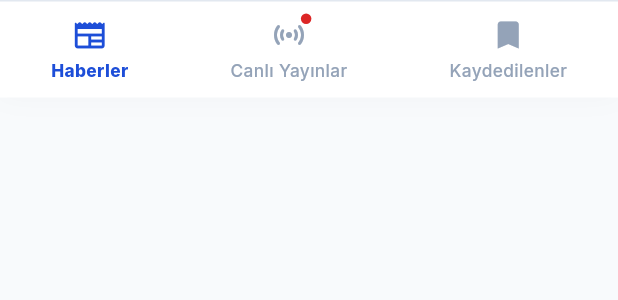
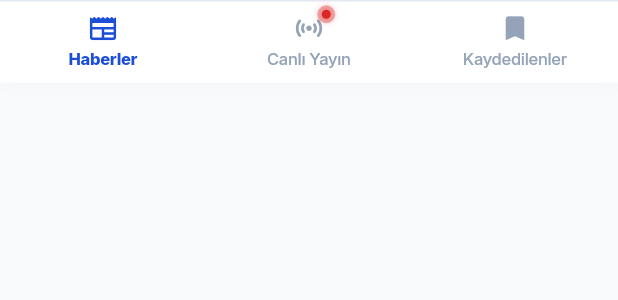
Before and after one commit to DoritosLover1/ALL_IN_ONE_NEWS_APP, a Flutter app: the CustomBottomNavbar widget shown alone on an empty page, opened directly with empty values, on a phone screen of 412 x 824 dp. Shown: the top 300 px of the screen. Run offline on Flutter 3.47's test engine with Material 3 defaults, Android fonts, the phone set to English and light mode, and no system bars; our stand-ins replace floor, flutter_riverpod, google_fonts, shared_preferences, sqflite, webview_flutter and 1 more; accounts and stored records are empty; generated files the repository leaves out were written again; network calls fail.

Commit message:
feat(ui, live): navbar optimizasyonu, canli yayin animasyonu, arkaplan ses kontrolu ve tum kanallarin otomatik cozumlenmesi
- Alt navbar yuksekligi 54px'e dusuruldu, bosluklar dengelendi
- Canli Yayin tab'i icin dalgali yanip sonen canli gosterge animasyonu eklendi
- Canli Yayin sekmesinden diger sekmelere geciste yayin durdurulmayip sesi %20'ye kisildi, donuste %100'e yukseltildi
- Tum ulusal kanallar (TRT, NTV, Haberturk, Sozcu, CNN Turk, A Haber, Haber Global, TGRT, 24 TV, TV100, Halk TV, Tele1, Yeni Safak) eklendi ve LiveStreamResolverService ile YouTube canli yayin ID'leri dinamik cozumleniyor

```diff
--- a/lib/screens/homepage.dart
+++ b/lib/screens/homepage.dart
@@ -29,7 +29,7 @@ class _HomepageState extends State<Homepage> {
         index: _currentTabIndex,
         children: [
           NewsFeedView(controller: _feedController),
-          const LiveBroadcastsScreen(),
+          LiveBroadcastsScreen(isTabActive: _currentTabIndex == 1),
           SavedNewsScreen(controller: _feedController),
         ],
       ),
--- a/lib/widgets/home/custom_bottom_navbar.dart
+++ b/lib/widgets/home/custom_bottom_navbar.dart
@@ -1,7 +1,7 @@
 import 'package:flutter/material.dart';
 import 'package:flutter_medic/constants/universaltheme.dart';
 
-class CustomBottomNavbar extends StatelessWidget {
+class CustomBottomNavbar extends StatefulWidget {
   final int currentIndex;
   final ValueChanged<int> onTap;
 
@@ -10,6 +10,39 @@ class CustomBottomNavbar extends StatelessWidget {
     required this.currentIndex,
     required this.onTap,
   });
+
+  @override
+  State<CustomBottomNavbar> createState() => _CustomBottomNavbarState();
+}
+
+class _CustomBottomNavbarState extends State<CustomBottomNavbar>
+    with SingleTickerProviderStateMixin {
+  late AnimationController _pulseController;
+  late Animation<double> _pulseAnimation;
+  late Animation<double> _waveAnimation;
+
+  @override
+  void initState() {
+    super.initState();
+    _pulseController = AnimationController(
+      vsync: this,
+      duration: const Duration(milliseconds: 1200),
+    )..repeat(reverse: true);
+
+    _pulseAnimation = Tween<double>(begin: 0.85, end: 1.25).animate(
+      CurvedAnimation(parent: _pulseController, curve: Curves.easeInOut),
+    );
+
+    _waveAnimation = Tween<double>(begin: 0.2, end: 0.65).animate(
+      CurvedAnimation(parent: _pulseController, curve: Curves.easeInOut),
+    );
+  }
+
+  @override
+  void dispose() {
+    _pulseController.dispose();
+    super.dispose();
+  }
 
   @override
   Widget build(BuildContext context) {
@@ -22,17 +55,17 @@ class CustomBottomNavbar extends StatelessWidget {
         boxShadow: [
           BoxShadow(
             color: Colors.black.withValues(alpha: 0.04),
-            blurRadius: 16,
-            offset: const Offset(0, -4),
+            blurRadius: 12,
+            offset: const Offset(0, -3),
           ),
         ],
       ),
       child: SafeArea(
         top: false,
         child: SizedBox(
-          height: 64,
+          height: 54,
           child: Row(
-            mainAxisAlignment: MainAxisAlignment.spaceAround,
+            mainAxisAlignment: MainAxisAlignment.spaceEvenly,
             children: [
               _buildNavItem(
                 context: context,
@@ -43,7 +76,7 @@ class CustomBottomNavbar extends StatelessWidget {
               _buildNavItem(
                 context: context,
                 index: 1,
-                label: 'Canlı Yayınlar',
+                label: 'Canlı Yayın',
                 icon: Icons.sensors_rounded,
                 hasLiveBadge: true,
               ),
@@ -69,49 +102,88 @@ class CustomBottomNavbar extends StatelessWidget {
   }) {
     final theme = Theme.of(context);
     final primaryColor = theme.colorScheme.primary;
-    final isSelected = currentIndex == index;
+    final isSelected = widget.currentIndex == index;
     final color = isSelected ? primaryColor : const Color(0xFF94A3B8);
 
-    return InkWell(
-      onTap: () => onTap(index),
-      borderRadius: BorderRadius.circular(16),
+    return Expanded(
+      child: InkWell(
+        onTap: () => widget.onTap(index),
+        borderRadius: BorderRadius.circular(12),
         child: Padding(
-        padding: const EdgeInsets.symmetric(horizontal: 16, vertical: 6),
+          padding: const EdgeInsets.symmetric(vertical: 4),
           child: Column(
             mainAxisSize: MainAxisSize.min,
             mainAxisAlignment: MainAxisAlignment.center,
             children: [
               Stack(
                 clipBehavior: Clip.none,
+                alignment: Alignment.center,
                 children: [
-                Icon(icon, size: 24, color: color),
+                  Icon(icon, size: 21, color: color),
                   if (hasLiveBadge)
                     Positioned(
-                    top: -2,
-                    right: -3,
+                      top: -3,
+                      right: -5,
+                      child: AnimatedBuilder(
+                        animation: _pulseController,
+                        builder: (context, child) {
+                          return Stack(
+                            alignment: Alignment.center,
+                            children: [
+                              Transform.scale(
+                                scale: _pulseAnimation.value * 1.5,
                                 child: Container(
-                      width: 7,
-                      height: 7,
-                      decoration: const BoxDecoration(
-                        color: AppColors.darkRed,
+                                  width: 8,
+                                  height: 8,
+                                  decoration: BoxDecoration(
+                                    color: AppColors.darkRed.withValues(
+                                      alpha: _waveAnimation.value,
+                                    ),
                                     shape: BoxShape.circle,
                                   ),
                                 ),
                               ),
+                              Transform.scale(
+                                scale: _pulseAnimation.value,
+                                child: Container(
+                                  width: 6,
+                                  height: 6,
+                                  decoration: BoxDecoration(
+                                    color: AppColors.darkRed,
+                                    shape: BoxShape.circle,
+                                    boxShadow: [
+                                      BoxShadow(
+                                        color: AppColors.darkRed.withValues(
+                                          alpha: 0.6,
+                                        ),
+                                        blurRadius: 4,
+                                        spreadRadius: 1,
+                                      ),
                                     ],
                                   ),
-            const SizedBox(height: 4),
+                                ),
+                              ),
+                            ],
+                          );
+                        },
+                      ),
+                    ),
+                ],
+              ),
+              const SizedBox(height: 2),
               Text(
                 label,
                 style: TextStyle(
                   color: color,
-                fontSize: 11.5,
+                  fontSize: 11,
                   fontWeight: isSelected ? FontWeight.w800 : FontWeight.w500,
+                  letterSpacing: -0.2,
                 ),
               ),
             ],
           ),
         ),
+      ),
     );
   }
 }
```
Also changed, not shown: lib/models/source_channel.dart (+78 -0 lines), lib/screens/live_broadcasts_screen.dart (+15 -1 lines). Lines whose indentation alone changed are shown as unchanged.
